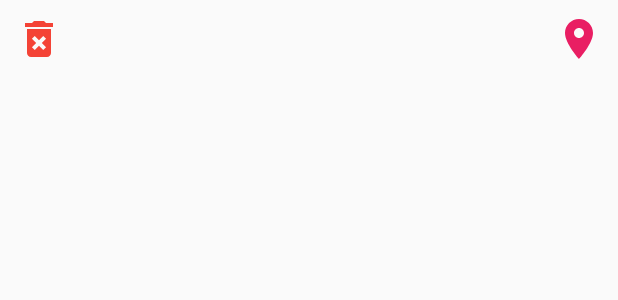
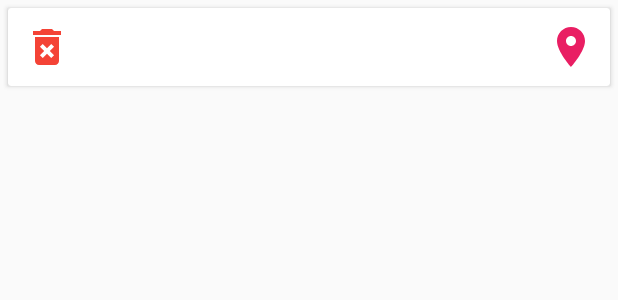
Before and after one commit to mabahmani/OnlineShoppingApp, an Android app: the layout address_item_row.xml on its own in the app's theme, with its tools: preview values and no code run, on a phone screen of 412 x 824 dp. Shown: the top 300 px of the screen. Run offline under Robolectric (Android 15) with nearby library versions, the phone set to English and light mode, and no system bars.

Commit message:
Add CardView. Some Ui Improvements.

```diff
--- a/app/build.gradle
+++ b/app/build.gradle
@@ -30,5 +30,6 @@ dependencies {
     implementation 'com.android.support:design:26.1.0'
     implementation 'com.squareup.picasso:picasso:2.71828'
     implementation 'com.google.code.gson:gson:2.8.5'
-
+    implementation 'com.android.support:recyclerview-v7:26.1.0'
+    implementation 'com.android.support:cardview-v7:26.1.0'
 }
--- a/app/src/main/res/layout/address_item_row.xml
+++ b/app/src/main/res/layout/address_item_row.xml
@@ -1,8 +1,14 @@
 <?xml version="1.0" encoding="utf-8"?>
-<android.support.constraint.ConstraintLayout xmlns:android="http://schemas.android.com/apk/res/android"
+
+<android.support.v7.widget.CardView xmlns:android="http://schemas.android.com/apk/res/android"
     android:layout_width="match_parent"
     android:layout_height="wrap_content"
-    xmlns:app="http://schemas.android.com/apk/res-auto">
+    xmlns:app="http://schemas.android.com/apk/res-auto"
+    android:layout_margin="5dp">
+
+    <android.support.constraint.ConstraintLayout
+        android:layout_width="match_parent"
+        android:layout_height="wrap_content">
 
         <TextView
             android:id="@+id/address"
@@ -29,3 +35,4 @@
             android:contentDescription="@string/remove_address" />
 
     </android.support.constraint.ConstraintLayout>
+</android.support.v7.widget.CardView>
```
Also changed, not shown: app/src/main/java/com/mab/onlineshopping/ProductSingleFragment.java (+0 -10 lines), app/src/main/res/layout/cart_item_row.xml (+8 -2 lines), app/src/main/res/layout/order_history_item_row.xml (+9 -3 lines), app/src/main/res/layout/products_item_row.xml (+8 -2 lines). Lines whose indentation alone changed are shown as unchanged.
